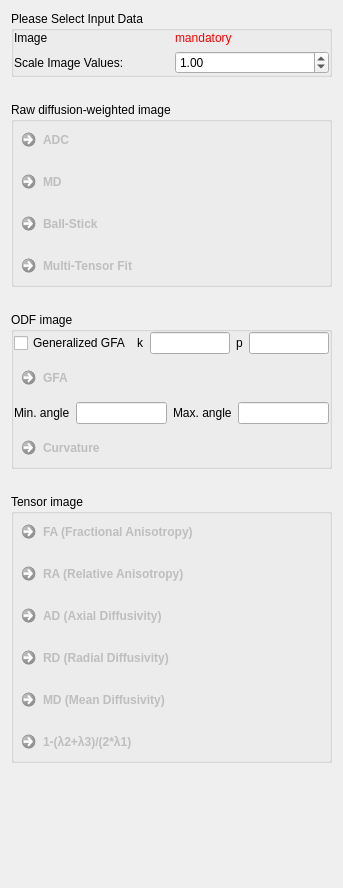
MITK/MITK, file Plugins/org.mitk.gui.qt.diffusionimaging.reconstruction/src/internal/QmitkDiffusionQuantificationViewControls.ui: the form before one commit.
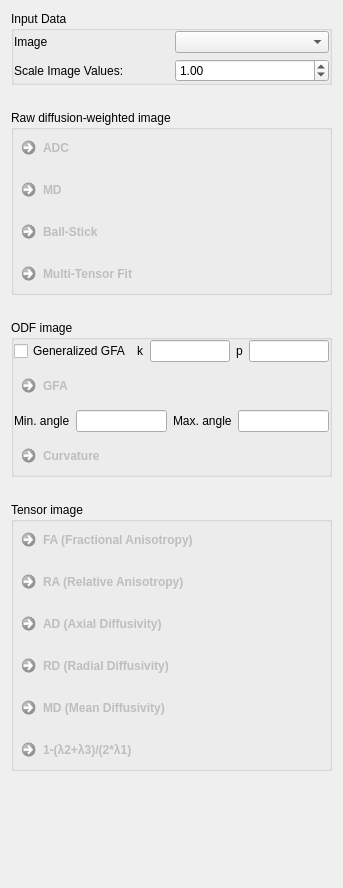
The form after the commit. Custom widgets are drawn as their Qt base class.

Commit message: Add ds combobox for diffusion views

The edit to the form file:
```diff
--- a/Plugins/org.mitk.gui.qt.diffusionimaging.reconstruction/src/internal/QmitkDiffusionQuantificationViewControls.ui
+++ b/Plugins/org.mitk.gui.qt.diffusionimaging.reconstruction/src/internal/QmitkDiffusionQuantificationViewControls.ui
@@ -26,7 +26,7 @@
    <item row="0" column="0">
     <widget class="QGroupBox" name="m_InputData">
      <property name="title">
-      <string>Please Select Input Data</string>
+      <string>Input Data</string>
      </property>
      <layout class="QGridLayout" name="gridLayout">
       <property name="leftMargin">
@@ -41,16 +41,6 @@
       <property name="bottomMargin">
        <number>0</number>
       </property>
-      <item row="0" column="1">
-       <widget class="QLabel" name="m_InputImageLabel">
-        <property name="text">
-         <string>&lt;html&gt;&lt;head/&gt;&lt;body&gt;&lt;p&gt;&lt;span style=&quot; color:#ff0000;&quot;&gt;mandatory&lt;/span&gt;&lt;/p&gt;&lt;/body&gt;&lt;/html&gt;</string>
-        </property>
-        <property name="wordWrap">
-         <bool>true</bool>
-        </property>
-       </widget>
-      </item>
       <item row="0" column="0">
        <widget class="QLabel" name="label">
         <property name="text">
@@ -75,6 +65,9 @@
         </property>
        </widget>
       </item>
+      <item row="0" column="1">
+       <widget class="QmitkDataStorageComboBox" name="m_ImageBox"/>
+      </item>
      </layout>
     </widget>
    </item>
@@ -413,6 +406,13 @@
   </layout>
  </widget>
  <layoutdefault spacing="6" margin="11"/>
+ <customwidgets>
+  <customwidget>
+   <class>QmitkDataStorageComboBox</class>
+   <extends>QComboBox</extends>
+   <header location="global">QmitkDataStorageComboBox.h</header>
+  </customwidget>
+ </customwidgets>
  <includes>
   <include location="local">QmitkDataStorageComboBox.h</include>
  </includes>
```
The commit also changes 24 other files.
